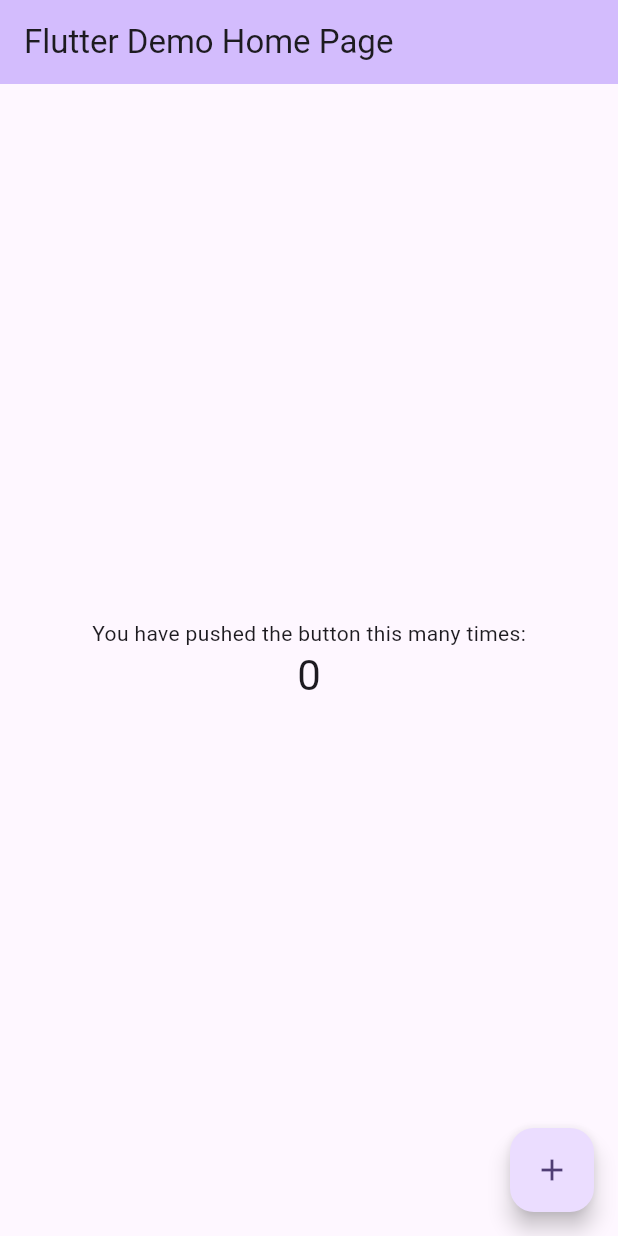
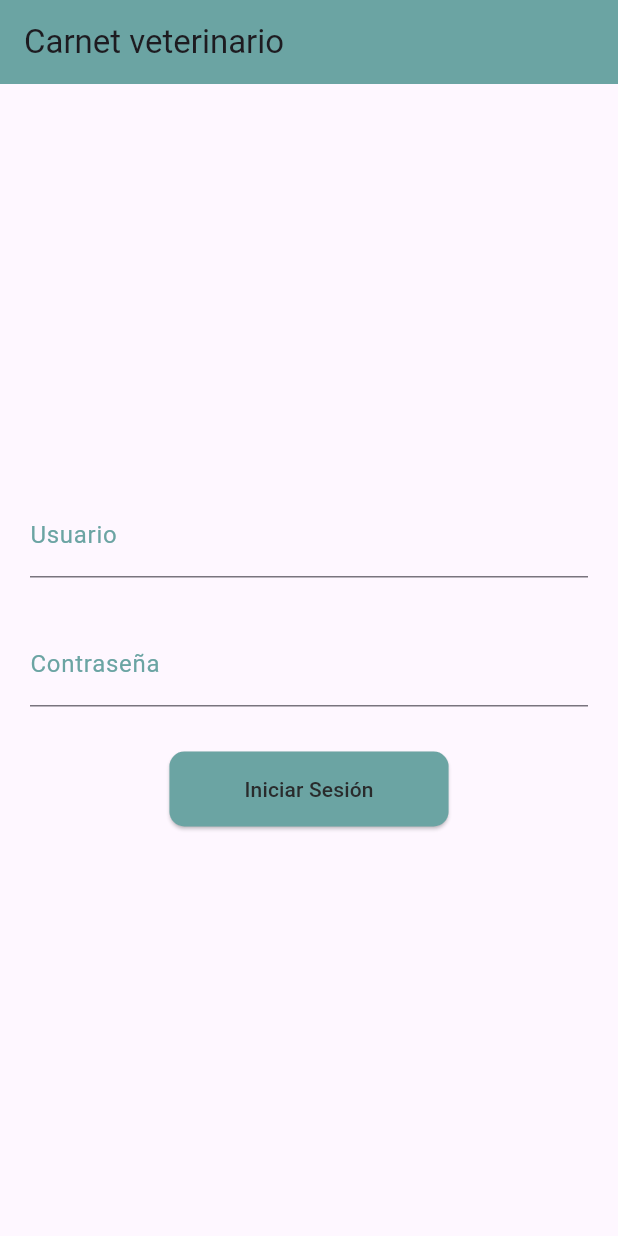
Before and after one commit to MarLiz-SanCam/veterinaria_web, a Flutter app: the screen it shows after launch, on a phone screen of 412 x 824 dp. Run offline on Flutter 3.47's test engine with Material 3 defaults, Android fonts, the phone set to English and light mode, and no system bars.

Commit message:
CREATE: created app theme and logIn page/TODO: edit homepage design

```diff
--- /dev/null
+++ b/frontend/veterinaria_web_front/lib/design/app_colors.dart
@@ -0,0 +1,48 @@
+import 'package:flutter/material.dart';
+
+@immutable
+class AppColors extends ThemeExtension<AppColors> {
+  const AppColors({
+    required this.mainColor,
+    required this.secondColor,
+    required this.highlightColor,
+    required this.dark,
+    required this.light,
+  });
+
+  final Color? mainColor;
+  final Color? secondColor;
+  final Color? highlightColor;
+  final Color? dark;
+  final Color? light;
+
+  @override
+  AppColors copyWith({
+    Color? mainColor,
+    Color? secondColor,
+    Color? highlightColor,
+    Color? dark,
+    Color? light,
+  }) =>
+      AppColors(
+        mainColor: mainColor ?? this.mainColor,
+        secondColor: secondColor ?? this.secondColor,
+        highlightColor: highlightColor ?? this.highlightColor,
+        dark: dark ?? this.dark,
+        light: light ?? this.light,
+      );
+
+  @override
+  AppColors lerp(AppColors? other, double t) {
+    if (other is! AppColors) {
+      return this;
+    }
+    return AppColors(
+      mainColor: Color.lerp(mainColor, other.mainColor, t),
+      secondColor: Color.lerp(secondColor, other.secondColor, t),
+      highlightColor: Color.lerp(highlightColor, other.highlightColor, t),
+      dark: Color.lerp(dark, other.dark, t),
+      light: Color.lerp(light, other.light, t),
+    );
+  }
+}
--- a/frontend/veterinaria_web_front/lib/main.dart
+++ b/frontend/veterinaria_web_front/lib/main.dart
@@ -1,125 +1,46 @@
 import 'package:flutter/material.dart';
+import 'package:veterinaria_web_front/design/app_colors.dart';
+import 'package:veterinaria_web_front/pages/login.dart';
 
 void main() {
-  runApp(const MyApp());
+  runApp(MyApp());
 }
 
 class MyApp extends StatelessWidget {
-  const MyApp({super.key});
-
-  // This widget is the root of your application.
   @override
   Widget build(BuildContext context) {
     return MaterialApp(
-      title: 'Flutter Demo',
-      theme: ThemeData(
-        // This is the theme of your application.
-        //
-        // TRY THIS: Try running your application with "flutter run". You'll see
-        // the application has a purple toolbar. Then, without quitting the app,
-        // try changing the seedColor in the colorScheme below to Colors.green
-        // and then invoke "hot reload" (save your changes or press the "hot
-        // reload" button in a Flutter-supported IDE, or press "r" if you used
-        // the command line to start the app).
-        //
-        // Notice that the counter didn't reset back to zero; the application
-        // state is not lost during the reload. To reset the state, use hot
-        // restart instead.
-        //
-        // This works for code too, not just values: Most code changes can be
-        // tested with just a hot reload.
-        colorScheme: ColorScheme.fromSeed(seedColor: Colors.deepPurple),
-        useMaterial3: true,
+      title: 'Veterinaria Web Front',
+      theme: ThemeData.light().copyWith(
+        extensions: const[AppColors(
+          dark: Color(0xFF292b2c),
+          light: Color(0xFFf3fefe),
+          mainColor: Color.fromARGB(255, 107, 164, 163),
+          secondColor: Color(0xFFb4e6e3),
+          highlightColor: Color(0xFFd8eceb),
+        )],
+        inputDecorationTheme: const InputDecorationTheme(
+          /* border: OutlineInputBorder(
+            borderRadius: BorderRadius.circular(10.0),
+          ), */
+          focusedBorder: OutlineInputBorder(
+            borderSide: BorderSide(
+              color: Color.fromARGB(255, 107, 164, 163),
+            ),
+          ),
+          labelStyle: TextStyle(
+            color: Color.fromARGB(255, 107, 164, 163),
+          ),
+        ),
+        elevatedButtonTheme: ElevatedButtonThemeData(style: ElevatedButton.styleFrom(
+            shape: RoundedRectangleBorder(
+                borderRadius: BorderRadius.circular(10.0)),
+            backgroundColor:  const Color.fromARGB(255, 107, 164, 163),
+            foregroundColor: const Color(0xff292b2c),
+            padding: const EdgeInsets.symmetric(horizontal: 50, vertical: 15),
+          ),)
       ),
-      home: const MyHomePage(title: 'Flutter Demo Home Page'),
+      home: LogInPage(),
     );
   }
 }
-
-class MyHomePage extends StatefulWidget {
-  const MyHomePage({super.key, required this.title});
-
-  // This widget is the home page of your application. It is stateful, meaning
-  // that it has a State object (defined below) that contains fields that affect
-  // how it looks.
-
-  // This class is the configuration for the state. It holds the values (in this
-  // case the title) provided by the parent (in this case the App widget) and
-  // used by the build method of the State. Fields in a Widget subclass are
-  // always marked "final".
-
-  final String title;
-
-  @override
-  State<MyHomePage> createState() => _MyHomePageState();
-}
-
-class _MyHomePageState extends State<MyHomePage> {
-  int _counter = 0;
-
-  void _incrementCounter() {
-    setState(() {
-      // This call to setState tells the Flutter framework that something has
-      // changed in this State, which causes it to rerun the build method below
-      // so that the display can reflect the updated values. If we changed
-      // _counter without calling setState(), then the build method would not be
-      // called again, and so nothing would appear to happen.
-      _counter++;
-    });
-  }
-
-  @override
-  Widget build(BuildContext context) {
-    // This method is rerun every time setState is called, for instance as done
-    // by the _incrementCounter method above.
-    //
-    // The Flutter framework has been optimized to make rerunning build methods
-    // fast, so that you can just rebuild anything that needs updating rather
-    // than having to individually change instances of widgets.
-    return Scaffold(
-      appBar: AppBar(
-        // TRY THIS: Try changing the color here to a specific color (to
-        // Colors.amber, perhaps?) and trigger a hot reload to see the AppBar
-        // change color while the other colors stay the same.
-        backgroundColor: Theme.of(context).colorScheme.inversePrimary,
-        // Here we take the value from the MyHomePage object that was created by
-        // the App.build method, and use it to set our appbar title.
-        title: Text(widget.title),
-      ),
-      body: Center(
-        // Center is a layout widget. It takes a single child and positions it
-        // in the middle of the parent.
-        child: Column(
-          // Column is also a layout widget. It takes a list of children and
-          // arranges them vertically. By default, it sizes itself to fit its
-          // children horizontally, and tries to be as tall as its parent.
-          //
-          // Column has various properties to control how it sizes itself and
-          // how it positions its children. Here we use mainAxisAlignment to
-          // center the children vertically; the main axis here is the vertical
-          // axis because Columns are vertical (the cross axis would be
-          // horizontal).
-          //
-          // TRY THIS: Invoke "debug painting" (choose the "Toggle Debug Paint"
-          // action in the IDE, or press "p" in the console), to see the
-          // wireframe for each widget.
-          mainAxisAlignment: MainAxisAlignment.center,
-          children: <Widget>[
-            const Text(
-              'You have pushed the button this many times:',
-            ),
-            Text(
-              '$_counter',
-              style: Theme.of(context).textTheme.headlineMedium,
-            ),
-          ],
-        ),
-      ),
-      floatingActionButton: FloatingActionButton(
-        onPressed: _incrementCounter,
-        tooltip: 'Increment',
-        child: const Icon(Icons.add),
-      ), // This trailing comma makes auto-formatting nicer for build methods.
-    );
-  }
-}
--- /dev/null
+++ b/frontend/veterinaria_web_front/lib/pages/login.dart
@@ -0,0 +1,56 @@
+import 'package:flutter/material.dart';
+import 'package:veterinaria_web_front/design/app_colors.dart';
+
+class LogInPage extends StatefulWidget {
+  const LogInPage({super.key});
+
+  @override
+  _LogInPageState createState() => _LogInPageState();
+}
+
+class _LogInPageState extends State<LogInPage> {
+  final _usernameController = TextEditingController();
+  final _passwordController = TextEditingController();
+
+  Future<void> _login() async {
+    //TODO: Implementar la lógica de inicio de sesión
+  }
+
+  void _loginButtonPressed() async {
+    await _login(); // Llama a la función para iniciar sesión
+  }
+
+  @override
+  Widget build(BuildContext context) {
+    var colors = Theme.of(context).extension<AppColors>()!;
+    return Scaffold(
+      appBar: AppBar(
+        backgroundColor: colors.mainColor,
+        title: const Text('Carnet veterinario'),
+      ),
+      body: Padding(
+        padding: const EdgeInsets.all(20.0),
+        child: Column(
+          mainAxisAlignment: MainAxisAlignment.center,
+          children: <Widget>[
+            TextField(
+              controller: _usernameController,
+              decoration: const InputDecoration(labelText: 'Usuario'),
+            ),
+            const SizedBox(height: 30),
+            TextField(
+              controller: _passwordController,
+              decoration: const InputDecoration(labelText: 'Contraseña'),
+              obscureText: true,
+            ),
+            const SizedBox(height: 30),
+            ElevatedButton(
+              onPressed: _loginButtonPressed, // Cambia aquí
+              child: const Text('Iniciar Sesión'),
+            ),
+          ],
+        ),
+      ),
+    );
+  }
+}
```
Also changed, not shown: 1 other file.
